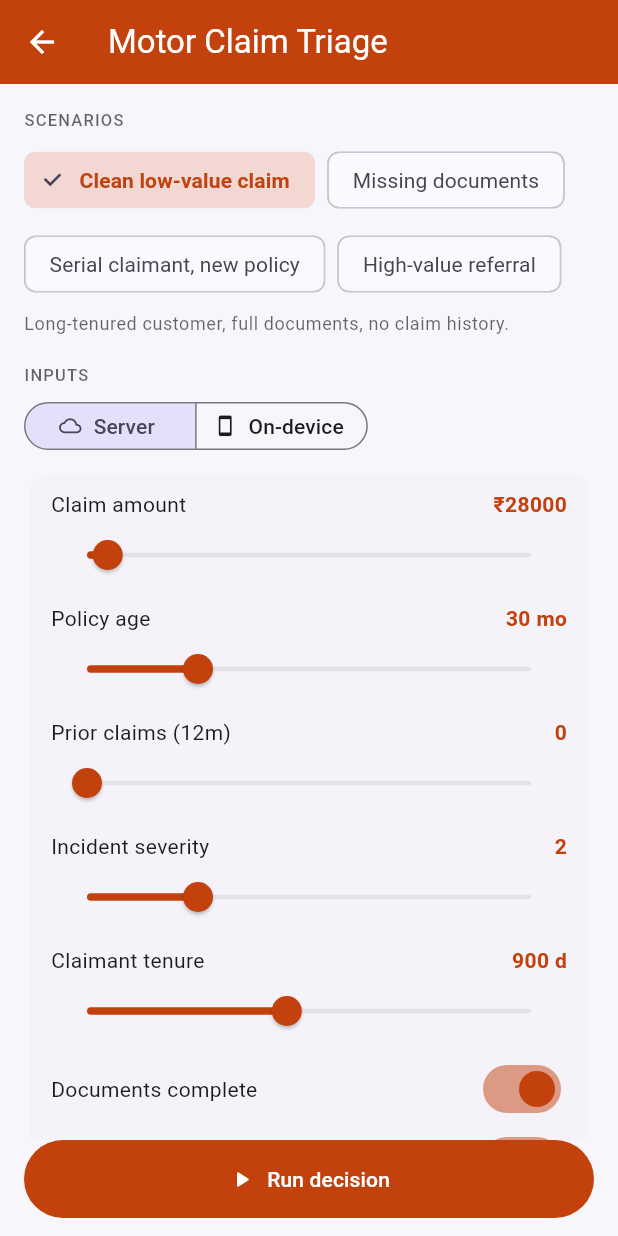
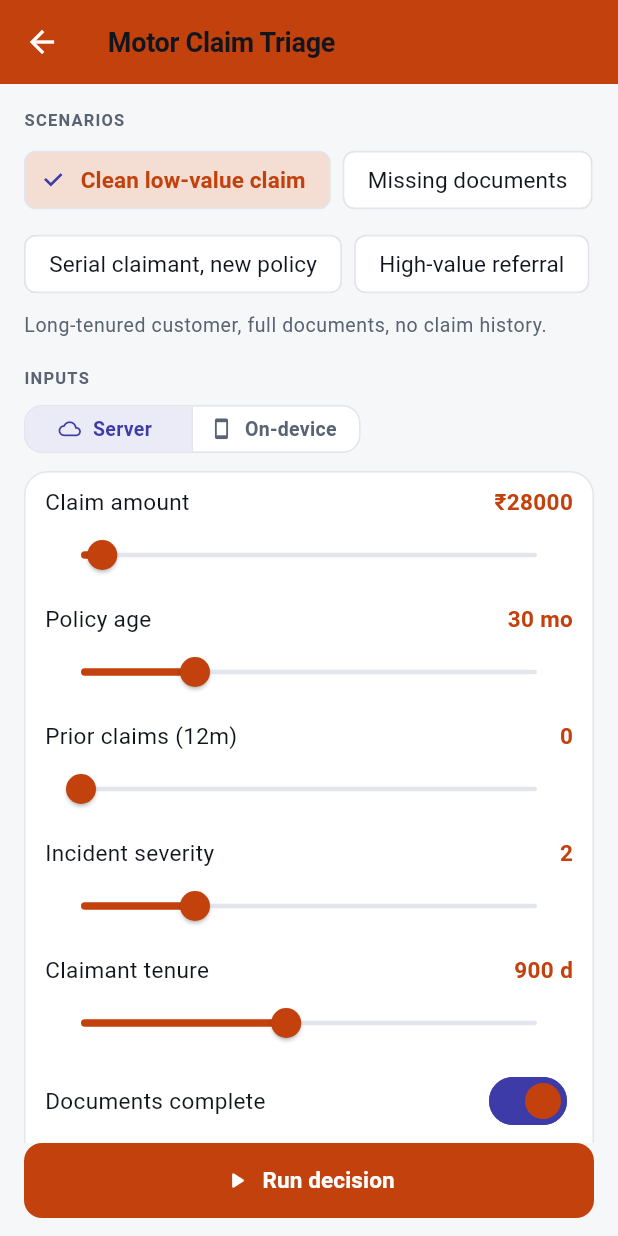
Before and after one commit to tanmayiift/rulemind-ai, a Flutter app: the screen it shows after launch, after a tap on "INSURANCE", on a phone screen of 412 x 824 dp. Run offline on Flutter 3.47's test engine with Material 3 defaults, Android fonts, the phone set to English and light mode, and no system bars; our stand-ins replace flutter_secure_storage, hive, sqflite; missing offline and left inert: asn1lib, pointycastle, workmanager; accounts and stored records are empty; network calls fail.

Commit message:
feat(demo): add the design token system and adopt it
Steps 1-2 of the demo-app redesign. Tokens land first, unused, with their
invariants under test; then the theme is adopted globally.

The app had five competing hues (a global indigo seed plus four fully
saturated per-journey brands), no TextTheme at all, thirteen distinct
spacing values and four corner radii. Worse, brand and verdict collided
literally: the Telecom journey colour was BYTE-IDENTICAL to the review
verdict colour, so on that screen the app bar, the primary button, the
sliders and the REVIEW badge were all the same amber.

Direction is "Slate & Signal": a low-chroma neutral surface, hairline-ruled
rather than shadowed, where saturated colour is a reading and not
decoration.

- RmC neutral ramp. inkFaint is documented and tested as NON-TEXT ONLY at
  3.0:1 -- the old hintColor was used for both text and icons at 13 sites
  at roughly 2.6:1.
- RmSem gives every semantic state three tones (base / soft / ink) with
  every ink at AAA on its own soft. That is the fix for the app's core
  failure: it had a wash at alpha 0.12-0.18 and a shout at 1.0 and nothing
  in between, so a banner had no calm-but-legible option.
- RmIdentity is deliberately NOT a Color: private constructor, exactly four
  instances, and only a mark colour -- no soft, no ink -- so it is
  structurally incapable of filling a container or colouring a paragraph.
- RmSpace 4-pt grid, RmRadius 8/12/16 pinned in card, chip, filledButton
  AND segmentedButton themes; pinning cards alone leaves M3's stadium
  shapes in place.
- Tabular figures on every numeric role. main.dart:610 reached for exactly
  this and shipped an empty fontFeatures list, a no-op.

The dark theme is deleted and themeMode pinned to light. It was not
decorative: there was no themeMode, so it was reachable from the system
setting, and with every hex light-tuned and no scaffold background set,
any prospect with a dark phone saw a broken app.

The seller identity moved from a 174 deg teal to a 196 deg cyan-blue: the
token test caught that it sat only 16 deg from the approve base, close
enough for a seller glyph to read as an approve verdict. The test also
accounts for chroma, since a near-grey mark cannot be mistaken for a
signal regardless of hue.

Verified load-bearing: restoring the original Telecom hex turns the
collision invariant red. 73 tests green, analyze clean.

Co-Authored-By: Claude Opus 5 <noreply@anthropic.com>

```diff
--- a/demo-app/lib/main.dart
+++ b/demo-app/lib/main.dart
@@ -1,5 +1,7 @@
 import 'package:flutter/material.dart';
 import 'package:rulemind_ui/rulemind_ui.dart';
+
+import 'theme/theme.dart';
 
 import 'engine.dart';
 import 'journeys.dart';
@@ -16,15 +18,13 @@ class RuleMindDemoApp extends StatelessWidget {
     return MaterialApp(
       title: 'RuleMind Journeys',
       debugShowCheckedModeBanner: false,
-      theme: ThemeData(
-        useMaterial3: true,
-        colorScheme: ColorScheme.fromSeed(seedColor: _brand),
-        scaffoldBackgroundColor: const Color(0xFFF7F7FB),
-      ),
-      darkTheme: ThemeData(
-        useMaterial3: true,
-        colorScheme: ColorScheme.fromSeed(seedColor: _brand, brightness: Brightness.dark),
-      ),
+      theme: RmTheme.light,
+      // Light only, and stated explicitly rather than left to the absence of a
+      // darkTheme. The app previously shipped a dark ThemeData with no
+      // themeMode, which meant it was *reachable* from the system setting --
+      // and since every colour was light-tuned and that theme did not even set
+      // a scaffold background, anyone with a dark phone saw a broken app.
+      themeMode: ThemeMode.light,
       home: const HomeScreen(),
     );
   }
--- /dev/null
+++ b/demo-app/lib/theme/theme.dart
@@ -0,0 +1,185 @@
+import 'package:flutter/material.dart';
+import 'tokens.dart';
+/// Tabular figures.
+///
+/// The score, the currency values, the slider readouts and the condition
+/// actuals all change as the user drags. Proportional digits make them jitter,
+/// which reads as sloppy in a live demo. The pre-redesign code reached for this
+/// and shipped `fontFeatures: const []` — an empty list, a no-op.
+const List<FontFeature> kTabular = <FontFeature>[FontFeature.tabularFigures()];
+/// The app's light theme.
+///
+/// Light only, and [ThemeMode.light] is set explicitly at the call site. The
+/// app previously shipped a `darkTheme` with no `themeMode`, which meant it was
+/// *reachable* from a phone's system setting — and since every colour in the
+/// app was light-tuned and the dark theme did not even set a scaffold
+/// background, anyone with a dark phone saw a broken app.
+abstract final class RmTheme {
+  static ThemeData get light {
+    const ColorScheme scheme = ColorScheme.light(
+      primary: RmC.accent,
+      onPrimary: Colors.white,
+      secondary: RmC.accent,
+      onSecondary: Colors.white,
+      surface: RmC.surface,
+      onSurface: RmC.ink,
+      error: Color(0xFFC62A2A),
+      onError: Colors.white,
+      outline: RmC.lineStrong,
+      outlineVariant: RmC.line,
+    );
+    const TextTheme text = TextTheme(
+      // The score. The number a decisioning buyer looks at first.
+      displaySmall: TextStyle(
+        fontSize: 34,
+        fontWeight: FontWeight.w700,
+        letterSpacing: -0.5,
+        height: 1.1,
+        fontFeatures: kTabular,
+      ),
+      // The verdict word.
+      headlineSmall: TextStyle(
+        fontSize: 24,
+        fontWeight: FontWeight.w700,
+        letterSpacing: -0.3,
+        height: 1.15,
+      ),
+      titleLarge: TextStyle(
+        fontSize: 22,
+        fontWeight: FontWeight.w700,
+        letterSpacing: -0.2,
+      ),
+      titleMedium: TextStyle(
+        fontSize: 17,
+        fontWeight: FontWeight.w600,
+        letterSpacing: -0.1,
+      ),
+      titleSmall: TextStyle(fontSize: 15, fontWeight: FontWeight.w600),
+      bodyLarge: TextStyle(fontSize: 16, height: 1.4),
+      bodyMedium: TextStyle(fontSize: 15, height: 1.45),
+      bodySmall: TextStyle(fontSize: 13, height: 1.45, color: RmC.inkMuted),
+      labelLarge: TextStyle(
+        fontSize: 15,
+        fontWeight: FontWeight.w600,
+        letterSpacing: 0.1,
+      ),
+      labelMedium: TextStyle(
+        fontSize: 13,
+        fontWeight: FontWeight.w600,
+        letterSpacing: 0.2,
+      ),
+      // One job only: dense numeric micro-copy. It previously did four.
+      labelSmall: TextStyle(
+        fontSize: 11,
+        fontWeight: FontWeight.w600,
+        letterSpacing: 0.4,
+        fontFeatures: kTabular,
+      ),
+    );
+    return ThemeData(
+      useMaterial3: true,
+      colorScheme: scheme,
+      scaffoldBackgroundColor: RmC.canvas,
+      textTheme: text.apply(bodyColor: RmC.ink, displayColor: RmC.ink),
+      // Insurance only: no app code reads hintColor any more, but framework
+      // internals still do, and its default is far below AA.
+      hintColor: RmC.inkMuted,
+      dividerTheme: const DividerThemeData(
+        color: RmC.line,
+        thickness: 1,
+        space: 1,
+      ),
+      appBarTheme: const AppBarTheme(
+        backgroundColor: RmC.surface,
+        foregroundColor: RmC.ink,
+        surfaceTintColor: Colors.transparent,
+        elevation: 0,
+        scrolledUnderElevation: 0,
+        centerTitle: false,
+        titleTextStyle: TextStyle(
+          fontSize: 18,
+          fontWeight: FontWeight.w700,
+          color: RmC.ink,
+          letterSpacing: -0.2,
+        ),
+      ),
+      // Depth comes from a hairline, not a shadow. One line, and it is the
+      // single biggest legibility win available to this app.
+      cardTheme: const CardThemeData(
+        elevation: 0,
+        color: RmC.surface,
+        surfaceTintColor: Colors.transparent,
+        margin: EdgeInsets.zero,
+        shape: RoundedRectangleBorder(
+          borderRadius: RmRadius.rLg,
+          side: BorderSide(color: RmC.line),
+        ),
+      ),
+      // Pinning cardTheme alone is not enough: chips, buttons and segmented
+      // buttons each carry their own M3 stadium shape.
+      chipTheme: const ChipThemeData(
+        backgroundColor: RmC.surface,
+        selectedColor: RmC.accentSoft,
+        side: BorderSide(color: RmC.line),
+        shape: RoundedRectangleBorder(borderRadius: RmRadius.rSm),
+        showCheckmark: true,
+        checkmarkColor: RmC.accent,
+      ),
+      filledButtonTheme: FilledButtonThemeData(
+        style: FilledButton.styleFrom(
+          backgroundColor: RmC.accent,
+          foregroundColor: Colors.white,
+          shape: const RoundedRectangleBorder(borderRadius: RmRadius.rMd),
+          padding: const EdgeInsets.symmetric(vertical: RmSpace.x4),
+          textStyle: text.labelLarge,
+        ),
+      ),
+      textButtonTheme: TextButtonThemeData(
+        style: TextButton.styleFrom(
+          foregroundColor: RmC.accent,
+          shape: const RoundedRectangleBorder(borderRadius: RmRadius.rSm),
+          textStyle: text.labelMedium,
+        ),
+      ),
+      segmentedButtonTheme: SegmentedButtonThemeData(
+        style: SegmentedButton.styleFrom(
+          backgroundColor: RmC.surface,
+          foregroundColor: RmC.inkMuted,
+          selectedBackgroundColor: RmC.accentSoft,
+          selectedForegroundColor: RmC.accent,
+          side: const BorderSide(color: RmC.line),
+          shape: const RoundedRectangleBorder(borderRadius: RmRadius.rMd),
+          textStyle: text.labelMedium,
+        ),
+      ),
+      // Set once here so no widget re-points a slider or switch at a journey
+      // colour again.
+      sliderTheme: const SliderThemeData(
+        activeTrackColor: RmC.accent,
+        inactiveTrackColor: RmC.line,
+        thumbColor: RmC.accent,
+        trackHeight: 3,
+        overlayColor: Color(0x1A3D3BA8),
+      ),
+      switchTheme: SwitchThemeData(
+        thumbColor: WidgetStateProperty.resolveWith(
+          (Set<WidgetState> s) =>
+              s.contains(WidgetState.selected) ? Colors.white : RmC.inkFaint,
+        ),
+        trackColor: WidgetStateProperty.resolveWith(
+          (Set<WidgetState> s) =>
+              s.contains(WidgetState.selected) ? RmC.accent : RmC.surfaceSunk,
+        ),
+        trackOutlineColor: WidgetStateProperty.resolveWith(
+          (Set<WidgetState> s) =>
+              s.contains(WidgetState.selected) ? RmC.accent : RmC.lineStrong,
+        ),
+      ),
+      progressIndicatorTheme: const ProgressIndicatorThemeData(
+        color: RmC.accent,
+        linearTrackColor: RmC.surfaceSunk,
+      ),
+      iconTheme: const IconThemeData(color: RmC.inkMuted),
+    );
+  }
+}
--- /dev/null
+++ b/demo-app/lib/theme/tokens.dart
@@ -0,0 +1,212 @@
+import 'package:flutter/material.dart';
+
+/// Design tokens for the RuleMind demo app.
+///
+/// Direction: **Slate & Signal** — a low-chroma neutral instrument surface,
+/// hairline-ruled rather than shadowed, where saturated colour is a *reading*
+/// and not decoration. The only chromatic pixels on a screen belong to a
+/// verdict, a disclosure, or the single accent on the primary action.
+///
+/// The test for any colour decision: *if this screen were desaturated, would
+/// information be lost?* If yes it is signal and keeps its hue. If no it
+/// belongs to the neutral ramp.
+
+// ── Neutral ramp ────────────────────────────────────────────────────────────
+
+abstract final class RmC {
+  /// Scaffold behind every surface.
+  static const Color canvas = Color(0xFFF6F7F9);
+
+  /// Cards, app bar, sheets.
+  static const Color surface = Color(0xFFFFFFFF);
+
+  /// Recessed wells: the input group, the empty state, the trace rail.
+  static const Color surfaceSunk = Color(0xFFEFF1F5);
+
+  /// The 1px hairline. This is the primary depth cue — the app uses borders,
+  /// not shadows, which is what gives it a ruled instrument feel rather than a
+  /// floaty consumer-card one.
+  static const Color line = Color(0xFFE2E5EB);
+
+  /// A divider that must actually be seen.
+  static const Color lineStrong = Color(0xFFCED3DC);
+
+  /// Primary text. 19.0:1 on [surface].
+  static const Color ink = Color(0xFF11151C);
+
+  /// Secondary text. 6.1:1 on [surface] — comfortably AA.
+  static const Color inkMuted = Color(0xFF5A6372);
+
+  /// **NON-TEXT ONLY.** 3.0:1 on [surface]: fails AA for text, clears the 3:1
+  /// floor for icons and borders. Legal on chevrons, glyphs, dividers,
+  /// disabled states, the empty-state mark. Illegal on any string.
+  ///
+  /// This is a hard rule, not a hint. The pre-redesign app used `hintColor`
+  /// (≈2.6:1) for text *and* icons at 13 sites, which is exactly this mistake.
+  static const Color inkFaint = Color(0xFF8A93A3);
+
+  /// The one accent — the RuleMind indigo pulled down in lightness and chroma.
+  ///
+  /// At 8.8:1 on [surface] it works as text, as an icon, *and* as a full CTA
+  /// fill with a white label. That is why the app needs one accent value
+  /// rather than three.
+  static const Color accent = Color(0xFF3D3BA8);
+
+  /// Selected-chip fill.
+  static const Color accentSoft = Color(0xFFEBEBF7);
+
+  /// The mid-tone step the old palette never had — it jumped from an alpha
+  /// wash to full saturation with nothing in between.
+  static const Color accentLine = Color(0xFFC7C7E8);
+}
+
+// ── Semantic scale ──────────────────────────────────────────────────────────
+
+/// A semantic colour in three tones, each with exactly one legal use.
+///
+/// Having three tones is the fix for the pre-redesign app's core failure: it
+/// had a faint wash (alpha 0.12–0.18) and a shout (alpha 1.0) and nothing
+/// between, so a banner or a badge had no calm-but-legible option.
+@immutable
+class RmTone {
+  const RmTone({required this.base, required this.soft, required this.ink});
+
+  /// The mark: icons ≥16dp, rails, dots, 2dp bars.
+  /// Never a large fill. Never body text.
+  final Color base;
+
+  /// The container fill. Only ever a background.
+  final Color soft;
+
+  /// Text on [soft] and on [RmC.surface]. Never a fill.
+  final Color ink;
+}
+
+abstract final class RmSem {
+  /// ink-on-soft 7.65:1 (AAA)
+  static const RmTone approve = RmTone(
+    base: Color(0xFF12855A),
+    soft: Color(0xFFE3F3EB),
+    ink: Color(0xFF0A5537),
+  );
+
+  /// ink-on-soft 7.01:1 (AAA). Tight — do not lighten [RmTone.soft].
+  static const RmTone review = RmTone(
+    base: Color(0xFFA85F09),
+    soft: Color(0xFFFBF0DE),
+    ink: Color(0xFF7A4405),
+  );
+
+  /// ink-on-soft 7.60:1 (AAA)
+  static const RmTone reject = RmTone(
+    base: Color(0xFFC62A2A),
+    soft: Color(0xFFFBE9E9),
+    ink: Color(0xFF8F1D1D),
+  );
+
+  /// ink-on-soft 7.61:1 (AAA). Used only inside a bordered disclosure panel on
+  /// the result surface, so it never shares a screen region with [RmC.accent].
+  static const RmTone info = RmTone(
+    base: Color(0xFF1367A6),
+    soft: Color(0xFFE6F1F9),
+    ink: Color(0xFF0F4E7D),
+  );
+
+  /// For an outcome the engine returned that this build does not recognise.
+  /// Not an error tone — an unknown outcome is not a failure.
+  static const RmTone neutral = RmTone(
+    base: RmC.inkMuted,
+    soft: RmC.surfaceSunk,
+    ink: Color(0xFF3A4250),
+  );
+
+  static const List<RmTone> all = <RmTone>[approve, review, reject, info];
+
+  /// The **only** way to derive a tone from an engine outcome.
+  static RmTone forOutcome(String outcome) => switch (outcome) {
+        'approve' => approve,
+        'review' => review,
+        'reject' => reject,
+        _ => neutral,
+      };
+}
+
+// ── Journey identity ────────────────────────────────────────────────────────
+
+/// A journey's visual identity.
+///
+/// Deliberately **not** a `Color`. This type exists so that the brand/verdict
+/// collision the redesign fixed cannot be reintroduced:
+///
+///   * the constructor is private, so a fifth identity cannot be created and an
+///     arbitrary hex cannot be supplied;
+///   * it carries only [mark] — there is no `soft` and no `ink` — so it is
+///     incapable of filling a container or colouring a paragraph.
+///
+/// Before the redesign, the Telecom journey colour was **byte-identical** to
+/// the `review` verdict colour, so on that screen the app bar, the primary
+/// button, the sliders and the REVIEW badge were all the same amber and brand
+/// was indistinguishable from verdict.
+///
+/// [mark] is legal in exactly two places: the 24dp glyph on a Home card (on a
+/// neutral tile, not a tint of itself) and a 3dp rail under the journey app
+/// bar. Never an app-bar fill, never a CTA, never on the result surface.
+@immutable
+class RmIdentity {
+  const RmIdentity._(this.mark, this.debugName);
+
+  final Color mark;
+  final String debugName;
+
+  /// Slate. Was orange-700, which sat inside the `reject` lane.
+  static const RmIdentity claims = RmIdentity._(Color(0xFF3A5490), 'claims');
+
+  /// Plum. Was violet-600, which sat on top of the accent indigo.
+  static const RmIdentity checkout = RmIdentity._(Color(0xFF6E3D8C), 'checkout');
+
+  /// Deep cyan-blue. Was a teal at 174°, only 16° from the `approve` base —
+  /// close enough that a seller glyph could read as an approve verdict. Moved
+  /// to 196°, which is 38° clear of the nearest verdict hue.
+  static const RmIdentity seller = RmIdentity._(Color(0xFF2A5C6E), 'seller');
+
+  /// Graphite. Was amber-700 — the one that collided with `review`, now the
+  /// deliberately neutral member of the set.
+  static const RmIdentity telecom = RmIdentity._(Color(0xFF4C5566), 'telecom');
+
+  static const List<RmIdentity> values = <RmIdentity>[
+    claims,
+    checkout,
+    seller,
+    telecom,
+  ];
+
+  @override
+  String toString() => 'RmIdentity($debugName)';
+}
+
+// ── Scale ───────────────────────────────────────────────────────────────────
+
+/// A 4-pt spacing grid. The pre-redesign app used 13 distinct gaps, six of them
+/// off any consistent step.
+abstract final class RmSpace {
+  static const double x1 = 4;
+  static const double x2 = 8;
+  static const double x3 = 12;
+  static const double x4 = 16;
+  static const double x5 = 20;
+  static const double x6 = 24;
+  static const double x8 = 32;
+}
+
+/// Three radii. Must be pinned in `cardTheme`, `chipTheme`, `filledButtonTheme`
+/// and `segmentedButtonTheme` — pinning cards alone leaves Material 3's stadium
+/// shapes in place, which is a fourth and fifth radius in practice.
+abstract final class RmRadius {
+  static const double sm = 8; // chips, badges, inline wells
+  static const double md = 12; // icon tiles, buttons, inner containers
+  static const double lg = 16; // cards, verdict bands
+
+  static const BorderRadius rSm = BorderRadius.all(Radius.circular(sm));
+  static const BorderRadius rMd = BorderRadius.all(Radius.circular(md));
+  static const BorderRadius rLg = BorderRadius.all(Radius.circular(lg));
+}
```
Also changed, not shown: demo-app/lib/main_visual_probe.dart (+5 -4 lines), 1 other file.
